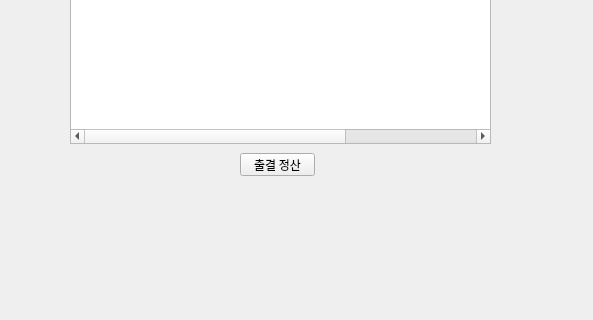
dustn011/indivisual_Project1, file ui/main.ui: the form before one commit; both pictures show x 0 to 593 and y 427 to 747 of the 593 by 747 pixel window.
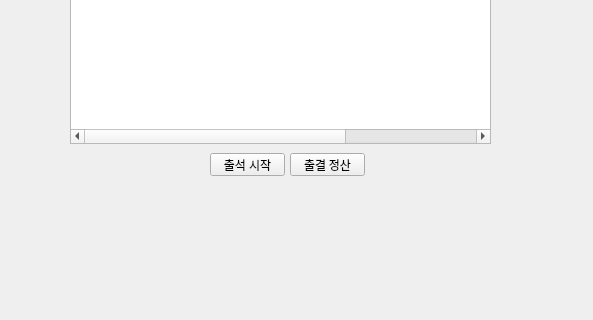
The form after the commit.

Commit message: 230112 출결 디테일화

Diff of the .ui file:
```diff
--- a/ui/main.ui
+++ b/ui/main.ui
@@ -313,7 +313,7 @@
     <widget class="QPushButton" name="btn_calculateAttandance">
      <property name="geometry">
       <rect>
-       <x>190</x>
+       <x>240</x>
        <y>570</y>
        <width>75</width>
        <height>23</height>
@@ -418,6 +418,19 @@
       </property>
      </column>
     </widget>
+    <widget class="QPushButton" name="btn_startAttandance">
+     <property name="geometry">
+      <rect>
+       <x>160</x>
+       <y>570</y>
+       <width>75</width>
+       <height>23</height>
+      </rect>
+     </property>
+     <property name="text">
+      <string>출석 시작</string>
+     </property>
+    </widget>
    </widget>
    <widget class="QWidget" name="main_page">
     <widget class="QLabel" name="label_15">
```
The commit also changes 1 other file.
